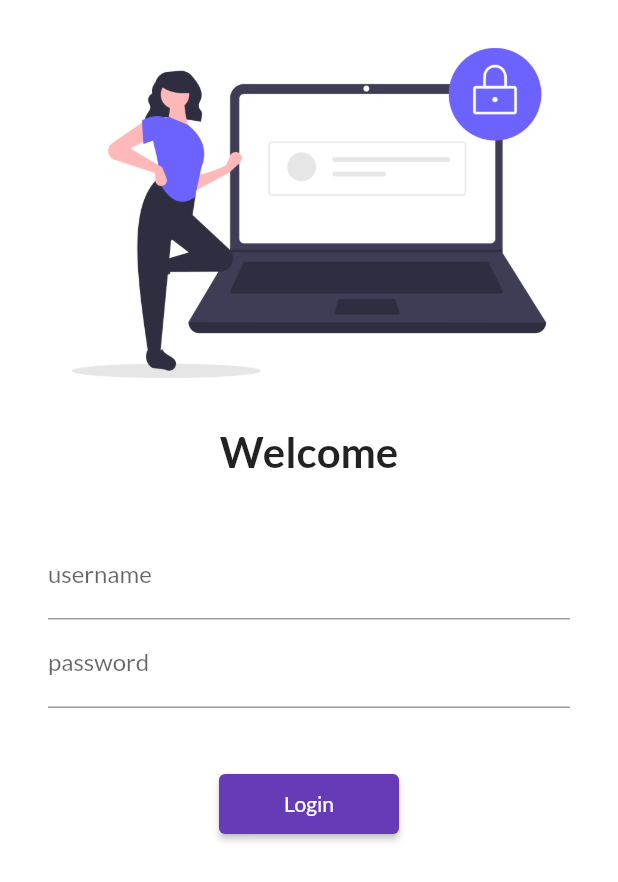
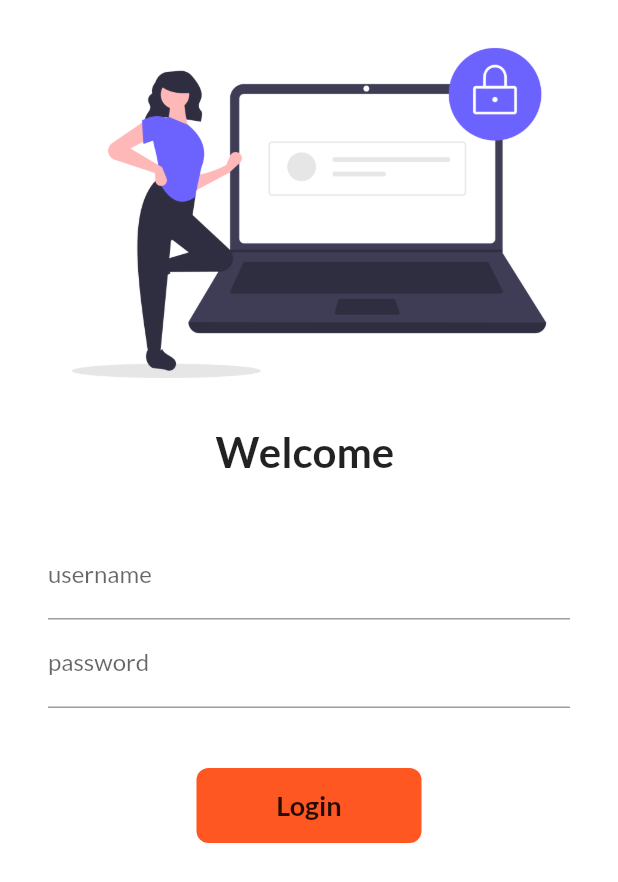
Before and after one commit to gitpod-samples/template-flutter, a Flutter app: the screen it shows after launch, on a phone screen of 412 x 824 dp. Shown: the top 882 px of the screen. Run offline on Flutter 3.47's test engine with Material 2 defaults, Android fonts, the phone set to English and light mode, and no system bars; our stand-ins replace google_fonts.

Commit message:
Day 6 completed

```diff
--- a/lib/pages/login_page.dart
+++ b/lib/pages/login_page.dart
@@ -1,7 +1,14 @@
 import 'package:flutter/material.dart';
 import 'package:hello_world/utils/routes.dart';
 
-class LoginPage extends StatelessWidget {
+class LoginPage extends StatefulWidget {
+  @override
+  _LoginPageState createState() => _LoginPageState();
+}
+
+class _LoginPageState extends State<LoginPage> {
+  String name = "";
+  bool changeButton = false;
   @override
   Widget build(BuildContext context) {
     return Material(
@@ -14,7 +21,7 @@
               fit: BoxFit.cover,
             ),
             Text(
-              "Welcome",
+              "Welcome $name",
               style: TextStyle(fontSize: 28, fontWeight: FontWeight.bold),
             ),
             SizedBox(
@@ -30,6 +37,10 @@
                       hintText: "Enter Username",
                       labelText: "username",
                     ),
+                    onChanged: (value) {
+                      name = value;
+                      setState(() {});
+                    },
                   ),
                   TextField(
                     obscureText: true,
@@ -41,7 +52,40 @@
                   SizedBox(
                     height: 40.0,
                   ),
-                  ElevatedButton(
+                  InkWell(
+                    onTap: () async {
+                      setState(() {
+                        changeButton = true;
+                      });
+
+                      await Future.delayed(Duration(seconds: 1));
+                      Navigator.pushNamed(context, MyRoutes.homeRoute);
+                    },
+                    child: AnimatedContainer(
+                      duration: Duration(seconds: 1),
+                      alignment: Alignment.center,
+                      width: changeButton ? 50 : 150,
+                      height: 50,
+                      child: changeButton
+                          ? Icon(
+                              Icons.done,
+                              color: Colors.white,
+                            )
+                          : Text(
+                              "Login",
+                              style: TextStyle(
+                                fontWeight: FontWeight.bold,
+                                fontSize: 18,
+                              ),
+                            ),
+                      decoration: BoxDecoration(
+                          color: Colors.deepOrange,
+                          // shape: changeButton?BoxShape.circle:BoxShape.rectangle,
+                          borderRadius:
+                              BorderRadius.circular(changeButton ? 50 : 8)),
+                    ),
+                  )
+                  /* ElevatedButton(
                     child: Text(
                       "Login",
                     ),
@@ -49,7 +93,7 @@
                     onPressed: () {
                       Navigator.pushNamed(context, MyRoutes.homeRoute);
                     },
-                  )
+                  ) */
                 ],
               ),
             )
```
